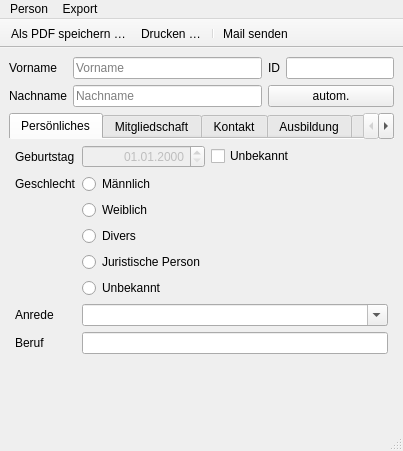
Before: the Qt Designer form Programm/epl_gui/personwindow.ui in philjosch/Einsatzplaner, drawn with Qt 5.
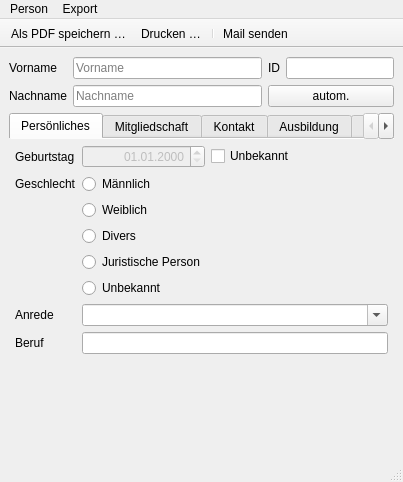
After: the same form once the commit is applied. Icons and pictures are not drawn.

```diff
--- a/Programm/epl_gui/personwindow.ui
+++ b/Programm/epl_gui/personwindow.ui
@@ -7,7 +7,7 @@
     <x>0</x>
     <y>0</y>
     <width>403</width>
-    <height>451</height>
+    <height>482</height>
    </rect>
   </property>
   <property name="windowTitle">
```
Left out of the diff: 62 changed lines with no effect on the pictures.
